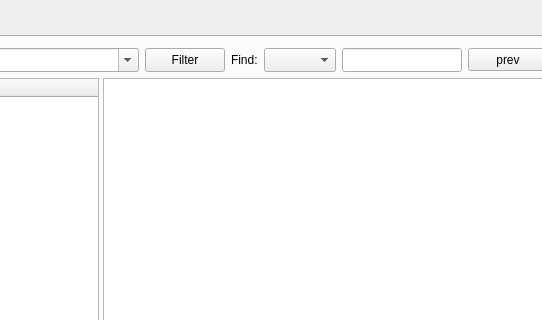
Qt form gui/mainwindow.ui (teemu-l/execution-trace-viewer) before a commit; both pictures show x 456 to 998 and y 0 to 320 of the 1114 by 742 pixel window.
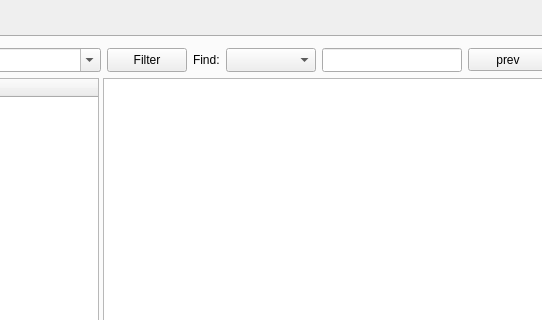
The same form after that commit. Icons and pictures are not drawn.

Diff of the .ui file:
```diff
--- a/gui/mainwindow.ui
+++ b/gui/mainwindow.ui
@@ -164,9 +164,15 @@
             </item>
             <item>
              <widget class="QComboBox" name="find_combo_box">
+              <property name="minimumSize">
+               <size>
+                <width>90</width>
+                <height>0</height>
+               </size>
+              </property>
               <property name="maximumSize">
                <size>
-                <width>80</width>
+                <width>100</width>
                 <height>24</height>
                </size>
               </property>
@@ -182,7 +188,7 @@
               </property>
               <property name="minimumSize">
                <size>
-                <width>120</width>
+                <width>140</width>
                 <height>24</height>
                </size>
               </property>
```
